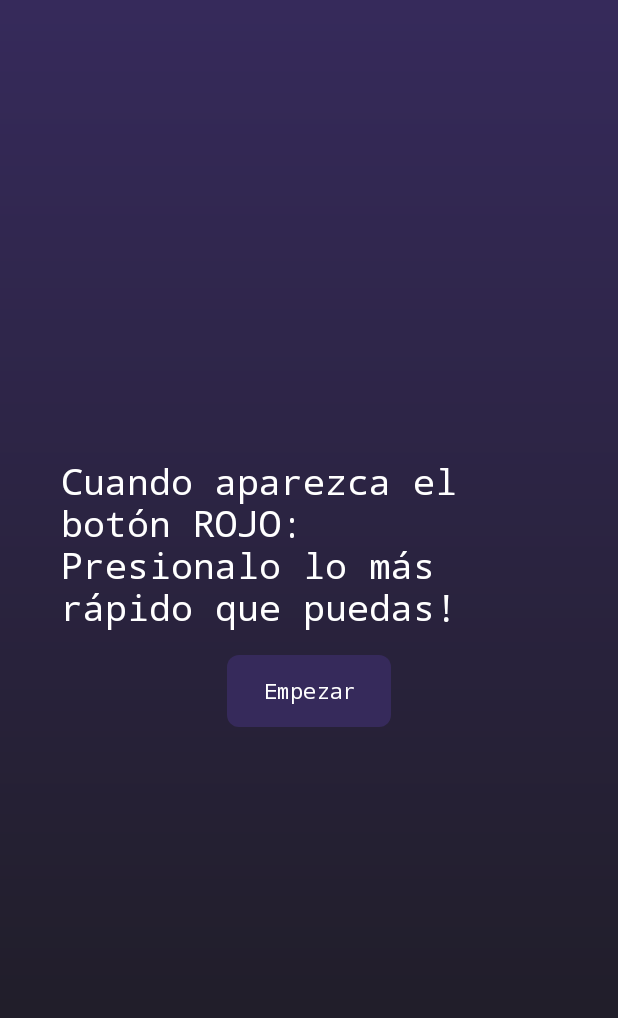
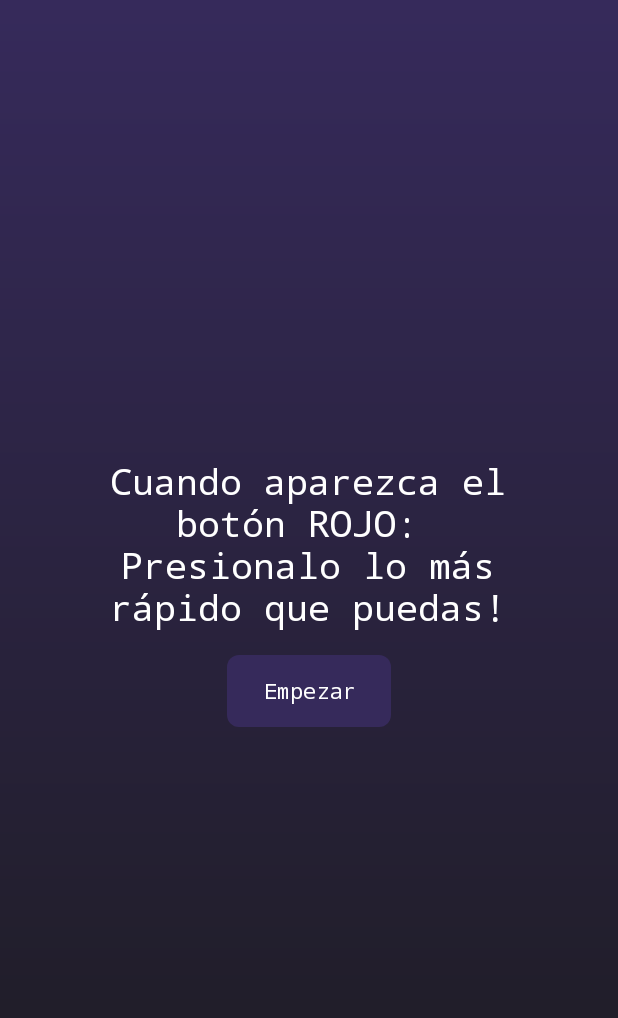
Before and after one commit to chill0101/parcial-1-am-acn4a-bernardez-ruiz, an Android app: the ReactionGameActivity screen opened directly, with no data from a screen before it, on a phone screen of 412 x 824 dp. Shown: the top 1018 px of the screen. Run offline under Robolectric (Android 15) with nearby library versions, the phone set to English and light mode, and no system bars.

Commit message:
fix: just adjust game text  to center

```diff
--- a/app/src/main/java/com/example/react_io/GameMenuActivity.java
+++ b/app/src/main/java/com/example/react_io/GameMenuActivity.java
@@ -38,6 +38,7 @@ public class GameMenuActivity extends AppCompatActivity {
         });
 
         // misma animación de fondo que en MainActivity
+        /*
         bgContainer.post(() -> {
             int screenW = getResources().getDisplayMetrics().widthPixels;
 
@@ -61,7 +62,7 @@ public class GameMenuActivity extends AppCompatActivity {
 
             scroll.start();
         });
-
+*/
         // Botones
         Button game1 = findViewById(R.id.game1Button);
         Button game2 = findViewById(R.id.game2Button);
--- a/app/src/main/res/layout/activity_reaction_game.xml
+++ b/app/src/main/res/layout/activity_reaction_game.xml
@@ -11,7 +11,7 @@
         android:layout_width="@dimen/text_width_max"
         android:layout_height="wrap_content"
         android:layout_marginTop="280dp"
-        android:gravity="start"
+        android:gravity="center"
         android:text="@string/reaction_game_buttongame_instructions"
         android:textColor="#FFFFFF"
         android:textSize="@dimen/text_size_regular"
--- a/app/src/main/res/values/colors.xml
+++ b/app/src/main/res/values/colors.xml
@@ -1,7 +1,10 @@
 <?xml version="1.0" encoding="utf-8"?>
 <resources>
+    <!-- generic -->
     <color name="black">#FF000000</color>
     <color name="white">#FFFFFFFF</color>
+
+    <!-- UI & Background -->
     <color name="lazyPurple">#362A5B</color>
     <color name="darkerPurple">#1C1B1F</color>
     <color name="lightPurple">#8A6EDB</color>
```
